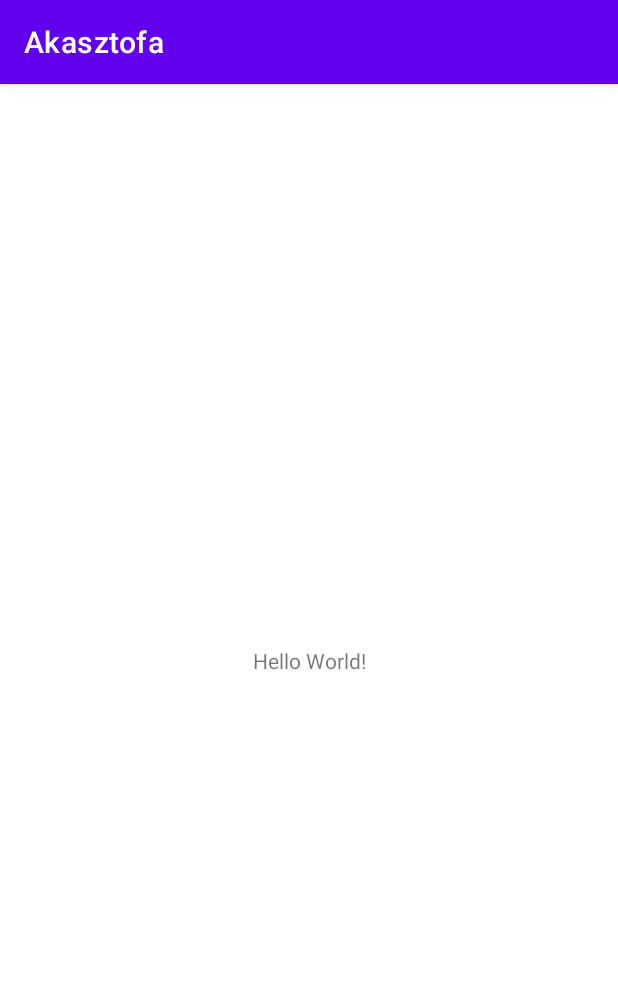
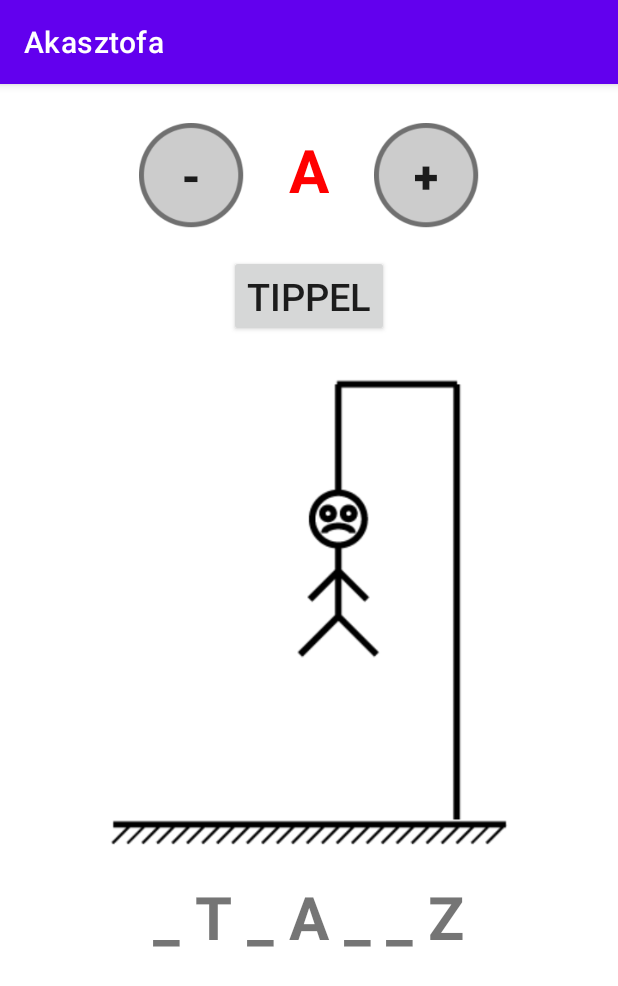
Before and after one commit to TLPLTSzft/Akasztofa, an Android app: the screen it shows after launch (MainActivity), on a phone screen of 412 x 824 dp. Shown: the top 986 px of the screen. Run offline under Robolectric (Android 15) with nearby library versions, the phone set to English and light mode, and no system bars.

Commit message:
Layout - 2. Feladat   a.) és b.)

```diff
--- a/app/src/main/res/layout/activity_main.xml
+++ b/app/src/main/res/layout/activity_main.xml
@@ -1,18 +1,82 @@
 <?xml version="1.0" encoding="utf-8"?>
-<androidx.constraintlayout.widget.ConstraintLayout xmlns:android="http://schemas.android.com/apk/res/android"
+<RelativeLayout xmlns:android="http://schemas.android.com/apk/res/android"
 	xmlns:app="http://schemas.android.com/apk/res-auto"
 	xmlns:tools="http://schemas.android.com/tools"
 	android:layout_width="match_parent"
 	android:layout_height="match_parent"
 	tools:context=".MainActivity">
 
-	<TextView
-		android:layout_width="wrap_content"
-		android:layout_height="wrap_content"
-		android:text="Hello World!"
-		app:layout_constraintBottom_toBottomOf="parent"
-		app:layout_constraintEnd_toEndOf="parent"
-		app:layout_constraintStart_toStartOf="parent"
-		app:layout_constraintTop_toTopOf="parent" />
+	<LinearLayout
+		android:layout_width="match_parent"
+		android:layout_height="match_parent"
+		android:orientation="vertical">
 
-</androidx.constraintlayout.widget.ConstraintLayout>
+		<LinearLayout
+			android:layout_width="wrap_content"
+			android:layout_height="wrap_content"
+			android:layout_gravity="center">
+
+			<androidx.appcompat.widget.AppCompatButton
+				android:id="@+id/abdVisszaButton"
+				android:layout_width="70dp"
+				android:layout_height="70dp"
+				android:background="@drawable/buttonbackround"
+				android:text="-"
+				android:textSize="30sp"
+				android:textStyle="bold" />
+
+			<TextView
+				android:id="@+id/tipp"
+				android:layout_width="wrap_content"
+				android:layout_height="wrap_content"
+				android:padding="30sp"
+				android:text="A"
+				android:textColor="@color/red"
+				android:textSize="40sp"
+				android:textStyle="bold" />
+
+			<androidx.appcompat.widget.AppCompatButton
+				android:id="@+id/abcEloreButton"
+				android:layout_width="70dp"
+				android:layout_height="70dp"
+				android:background="@drawable/buttonbackround"
+				android:text="+"
+				android:textSize="30sp"
+				android:textStyle="bold" />
+
+		</LinearLayout>
+
+		<LinearLayout
+			android:layout_width="wrap_content"
+			android:layout_height="wrap_content"
+			android:gravity="center"
+			android:orientation="vertical">
+
+			<androidx.appcompat.widget.AppCompatButton
+				android:id="@+id/tippelButton"
+				android:layout_width="wrap_content"
+				android:layout_height="wrap_content"
+				android:text="TIPPEL"
+				android:textSize="25sp" />
+
+			<ImageView
+				android:id="@+id/akasztofaImage"
+				android:layout_width="wrap_content"
+				android:layout_height="wrap_content"
+				android:layout_marginTop="-175dp"
+				android:layout_marginBottom="-265dp"
+				android:src="@drawable/akasztofa13" />
+
+			<TextView
+				android:id="@+id/kitalalandoSzo"
+				android:layout_width="wrap_content"
+				android:layout_height="wrap_content"
+				android:text="_ T _ A _ _ Z"
+				android:textSize="40sp"
+				android:textStyle="bold" />
+
+		</LinearLayout>
+
+	</LinearLayout>
+
+</RelativeLayout>
--- a/app/src/main/res/values/colors.xml
+++ b/app/src/main/res/values/colors.xml
@@ -7,4 +7,6 @@
 	<color name="teal_700">#FF018786</color>
 	<color name="black">#FF000000</color>
 	<color name="white">#FFFFFFFF</color>
+	<color name="red">#FFFF0000</color>
+	<color name="szurke">#33000000</color>
 </resources>
```
Also changed, not shown: app/src/main/res/drawable/akasztofa00.png (added), app/src/main/res/drawable/akasztofa01.png (added), app/src/main/res/drawable/akasztofa02.png (added), app/src/main/res/drawable/akasztofa03.png (added), app/src/main/res/drawable/akasztofa04.png (added), app/src/main/res/drawable/akasztofa05.png (added), app/src/main/res/drawable/akasztofa06.png (added), app/src/main/res/drawable/akasztofa07.png (added), app/src/main/res/drawable/akasztofa08.png (added), app/src/main/res/drawable/akasztofa09.png (added), app/src/main/res/drawable/akasztofa10.png (added), app/src/main/res/drawable/akasztofa11.png (added), app/src/main/res/drawable/akasztofa12.png (added), app/src/main/res/drawable/akasztofa13.png (added), 4 more files.
